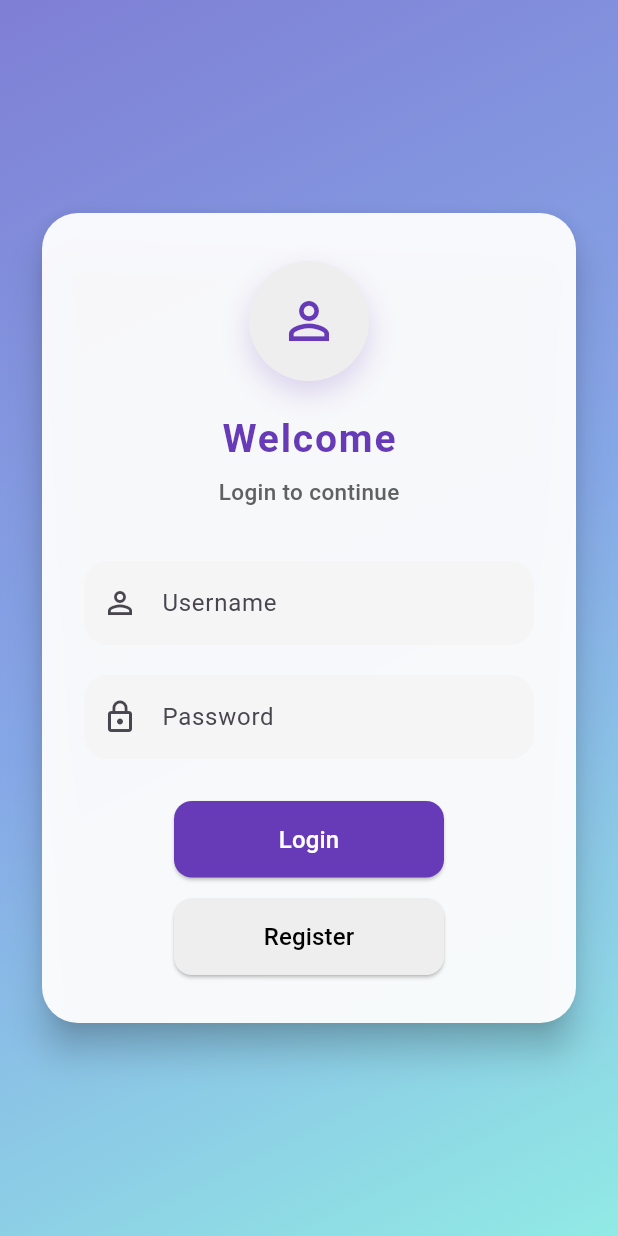
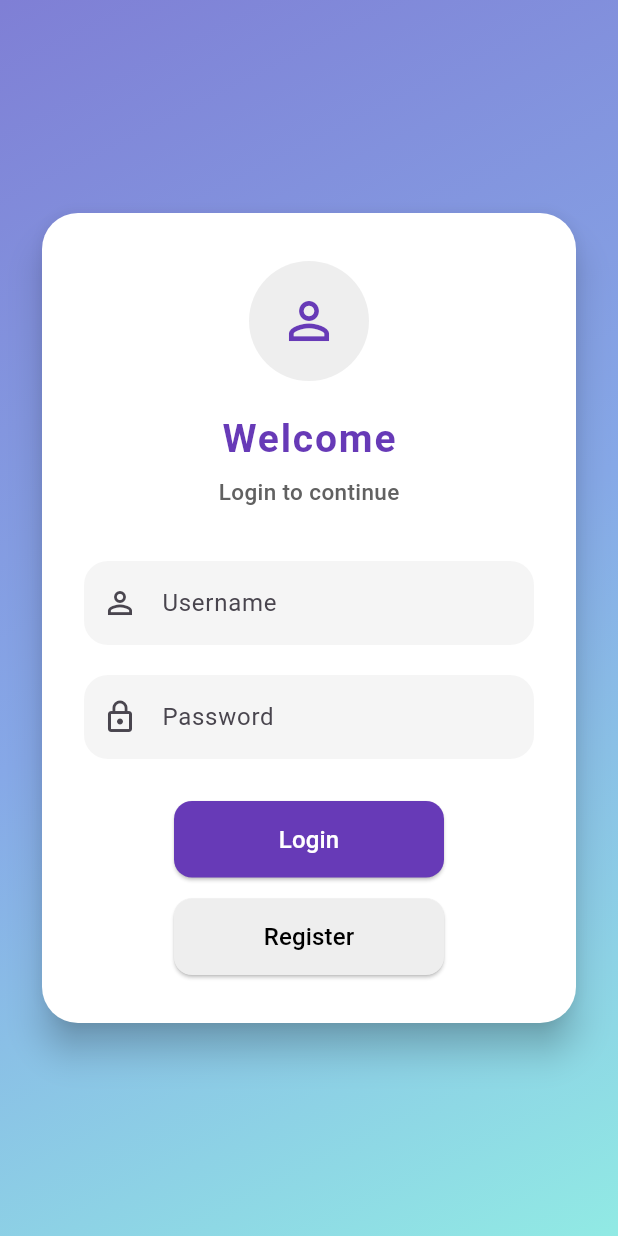
Before and after one commit to Dvonne-D-Thales/todolist, a Flutter app: the screen it shows after launch, on a phone screen of 412 x 824 dp. Run offline on Flutter 3.47's test engine with Material 3 defaults, Android fonts, the phone set to English and light mode, and no system bars; our stand-ins replace get.

Commit message:
bug fixes

```diff
--- a/lib/bindings/initial_bindings.dart
+++ b/lib/bindings/initial_bindings.dart
@@ -7,8 +7,8 @@ class InitialBinding extends Bindings {
   @override
   void dependencies() {
     // Controller global, dipakai seumur hidup app
-    Get.put<AuthController>(AuthController(), permanent: true);
-    Get.put<TodoController>(TodoController(), permanent: true);
-    Get.put<HistoryController>(HistoryController(), permanent: true);
+    Get.put<AuthController>(AuthController());
+    Get.put<TodoController>(TodoController());
+    Get.put<HistoryController>(HistoryController());
   }
 }
--- a/lib/controllers/auth_controller.dart
+++ b/lib/controllers/auth_controller.dart
@@ -3,12 +3,12 @@ import 'package:get/get.dart';
 import 'package:todolist/routes/routes.dart';
 
 class AuthController extends GetxController {
-  final correctEmail = "jangkar";
-  final correctPassword = "123";
+  final correctUsername = "sasi";
+  final correctPassword = "enriko";
 
   void login(BuildContext context, String email, String password,
       TextEditingController emailController, TextEditingController passwordController) {
-    if (email == correctEmail && password == correctPassword) {
+    if (email == correctUsername && password == correctPassword) {
       showDialog(
         context: context,
         builder: (context) {
--- a/lib/pages/login_page.dart
+++ b/lib/pages/login_page.dart
@@ -34,8 +34,8 @@ class _LoginPageState extends State<LoginPage> {
                 shape: RoundedRectangleBorder(
                   borderRadius: BorderRadius.circular(24),
                 ),
-                // ignore: deprecated_member_use
-                color: Colors.white.withOpacity(0.95),
+
+                color: Colors.white,
                 child: Padding(
                   padding: const EdgeInsets.symmetric(
                     horizontal: 28,
@@ -50,8 +50,8 @@ class _LoginPageState extends State<LoginPage> {
                           shape: BoxShape.circle,
                           boxShadow: [
                             BoxShadow(
-                              // ignore: deprecated_member_use
-                              color: Colors.deepPurple.withOpacity(0.2),
+
+                              color: Colors.white,
                               blurRadius: 16,
                               offset: Offset(0, 8),
                             ),
```
